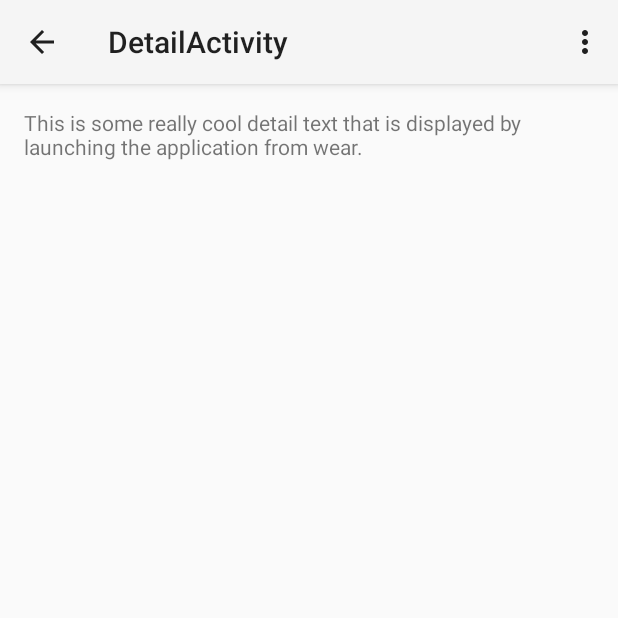
After one commit to wesreisz/Android-Wear-Whos-Next, an Android app: the DetailActivity screen opened directly, with no data from a screen before it, on a phone screen of 412 x 824 dp, the top half of it. The commit adds this screen. Run offline under Robolectric (Android 15) with nearby library versions, the phone set to English and light mode, and no system bars.

Commit message:
added open on phone feature for displaying a detail page

```diff
--- /dev/null
+++ b/notifications/mobile/src/main/java/com/wesleyreisz/notifications/DetailActivity.java
@@ -0,0 +1,39 @@
+package com.wesleyreisz.notifications;
+
+import android.app.Activity;
+import android.os.Bundle;
+import android.view.Menu;
+import android.view.MenuItem;
+
+
+public class DetailActivity extends Activity {
+
+    @Override
+    protected void onCreate(Bundle savedInstanceState) {
+        super.onCreate(savedInstanceState);
+        setContentView(R.layout.activity_detail);
+    }
+
+
+    @Override
+    public boolean onCreateOptionsMenu(Menu menu) {
+        // Inflate the menu; this adds items to the action bar if it is present.
+        getMenuInflater().inflate(R.menu.menu_detail, menu);
+        return true;
+    }
+
+    @Override
+    public boolean onOptionsItemSelected(MenuItem item) {
+        // Handle action bar item clicks here. The action bar will
+        // automatically handle clicks on the Home/Up button, so long
+        // as you specify a parent activity in AndroidManifest.xml.
+        int id = item.getItemId();
+
+        //noinspection SimplifiableIfStatement
+        if (id == R.id.action_settings) {
+            return true;
+        }
+
+        return super.onOptionsItemSelected(item);
+    }
+}
--- /dev/null
+++ b/notifications/mobile/src/main/res/layout/activity_detail.xml
@@ -0,0 +1,15 @@
+<RelativeLayout xmlns:android="http://schemas.android.com/apk/res/android"
+    xmlns:tools="http://schemas.android.com/tools" android:layout_width="match_parent"
+    android:layout_height="match_parent" android:paddingLeft="@dimen/activity_horizontal_margin"
+    android:paddingRight="@dimen/activity_horizontal_margin"
+    android:paddingTop="@dimen/activity_vertical_margin"
+    android:paddingBottom="@dimen/activity_vertical_margin"
+    tools:context="com.wesleyreisz.notifications.DetailActivity">
+
+    <TextView
+        android:text="This is some really cool detail text that is displayed by launching the application from wear."
+        android:layout_width="wrap_content"
+        android:layout_height="wrap_content"
+    />
+
+</RelativeLayout>
--- /dev/null
+++ b/notifications/mobile/src/main/res/menu/menu_detail.xml
@@ -0,0 +1,6 @@
+<menu xmlns:android="http://schemas.android.com/apk/res/android"
+    xmlns:tools="http://schemas.android.com/tools"
+    tools:context="com.wesleyreisz.notifications.DetailActivity">
+    <item android:id="@+id/action_settings" android:title="@string/action_settings"
+        android:orderInCategory="100" android:showAsAction="never" />
+</menu>
--- a/notifications/mobile/src/main/res/values/strings.xml
+++ b/notifications/mobile/src/main/res/values/strings.xml
@@ -3,4 +3,5 @@
 
     <string name="hello_world">Hello world!</string>
     <string name="action_settings">Settings</string>
+    <string name="title_activity_detail">DetailActivity</string>
 </resources>
```
Also changed, not shown: notifications/mobile/src/main/AndroidManifest.xml (+8 -0 lines), notifications/mobile/src/main/java/com/wesleyreisz/notifications/MainActivity.java (+10 -7 lines).
